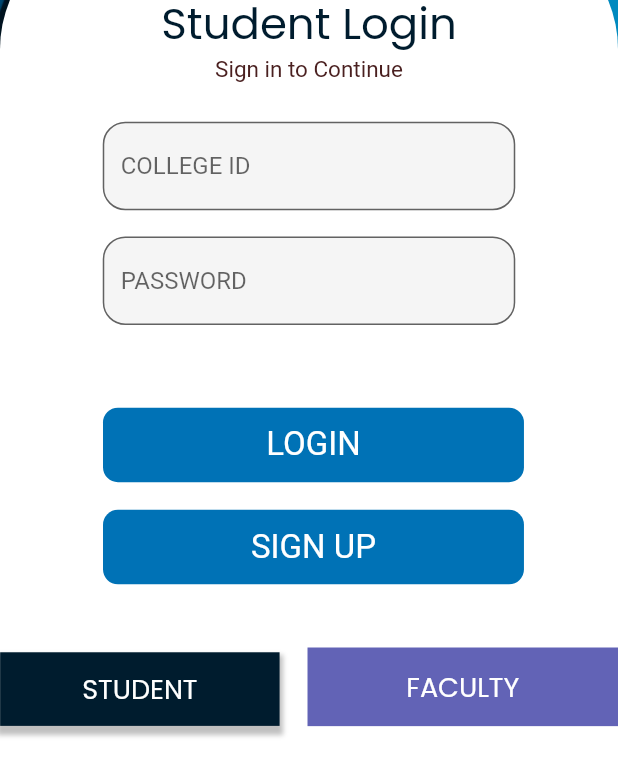
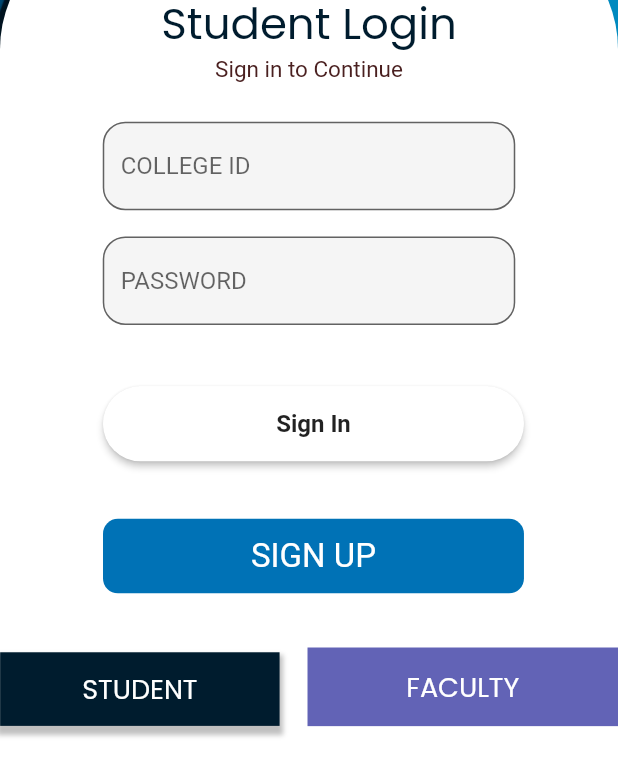
Before and after one commit to Madhav-S-S/voice_app, a Flutter app: the screen it shows after launch, on a phone screen of 412 x 824 dp, the part 452-1236 px from its top. Run offline on Flutter 3.47's test engine with Material 2 defaults, Android fonts, the phone set to English and light mode, and no system bars; our stand-ins replace cached_network_image, connectivity_plus, equatable, firebase_auth, firebase_core, flutter_bloc and 2 more; accounts and stored records are empty; Roboto replaces fonts that are missing (Candara, Century Gothic).

Commit message:
sign in link added

```diff
--- a/lib/presentation/student_login_screen/student_login_screen.dart
+++ b/lib/presentation/student_login_screen/student_login_screen.dart
@@ -1,3 +1,5 @@
+import 'package:voice/presentation/student_home_page/student_home_page.dart';
+import 'package:voice/reusable_widgets/reusable_widget.dart';
 import 'bloc/student_login_bloc.dart';
 import 'models/student_login_model.dart';
 import 'package:flutter/material.dart';
@@ -5,8 +7,11 @@ import 'package:voice/core/app_export.dart';
 import 'package:voice/widgets/custom_button.dart';
 import 'package:voice/presentation/signup_screen.dart';
 import 'package:firebase_core/firebase_core.dart';
+import 'package:firebase_auth/firebase_auth.dart';
 
 class StudentLoginScreen extends StatelessWidget {
+  TextEditingController _passwordTextController = TextEditingController();
+  TextEditingController _emailTextController = TextEditingController();
   static Widget builder(BuildContext context) {
     return BlocProvider<StudentLoginBloc>(
         create: (context) => StudentLoginBloc(
@@ -168,28 +173,18 @@ class StudentLoginScreen extends StatelessWidget {
 
 
 
-                                                                    CustomButton(
-                                                                        height: getVerticalSize(
-                                                                            54),
-                                                                        text: "lbl_login"
-                                                                            .tr,
-                                                                        margin: getMargin(
-                                                                            top: 0
-                                                                            ),
-                                                                        variant:
-                                                                            ButtonVariant
-                                                                                .FillLightblue800,
-                                                                        padding:
-                                                                            ButtonPadding
-                                                                                .PaddingAll12,
-                                                                        fontStyle:
-                                                                            ButtonFontStyle
-                                                                                .CenturyGothic24,
-                                                                        onTap:
-                                                                            () {
-                                                                          onTapLogin(
-                                                                              context);
-                                                                        }),
+                                                                     firebaseUIButton(context, "Sign In", () {
+                                                                      FirebaseAuth.instance
+                                                                          .signInWithEmailAndPassword(
+                                                                              email: _emailTextController.text,
+                                                                              password: _passwordTextController.text)
+                                                                          .then((value) {
+                                                                        Navigator.push(context,
+                                                                            MaterialPageRoute(builder: (context) => StudentHomePage()));
+                                                                      }).onError((error, stackTrace) {
+                                                                        print("Error ${error.toString()}");
+                                                                      });
+                                                                    }),
                                                                         CustomButton(
                                                                         height: getVerticalSize(
                                                                             54),
```
Also changed, not shown: 1 other file.
